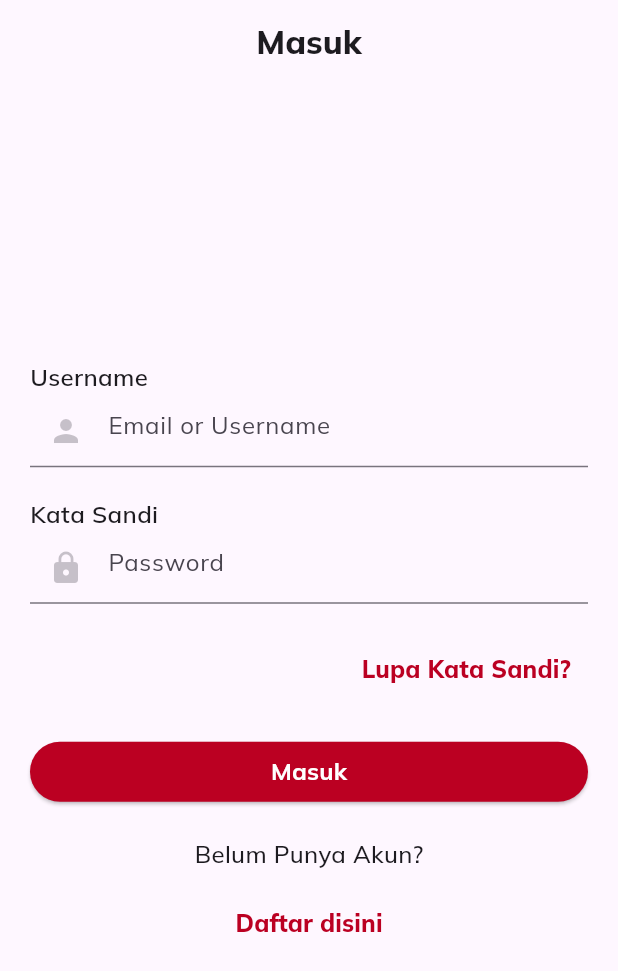
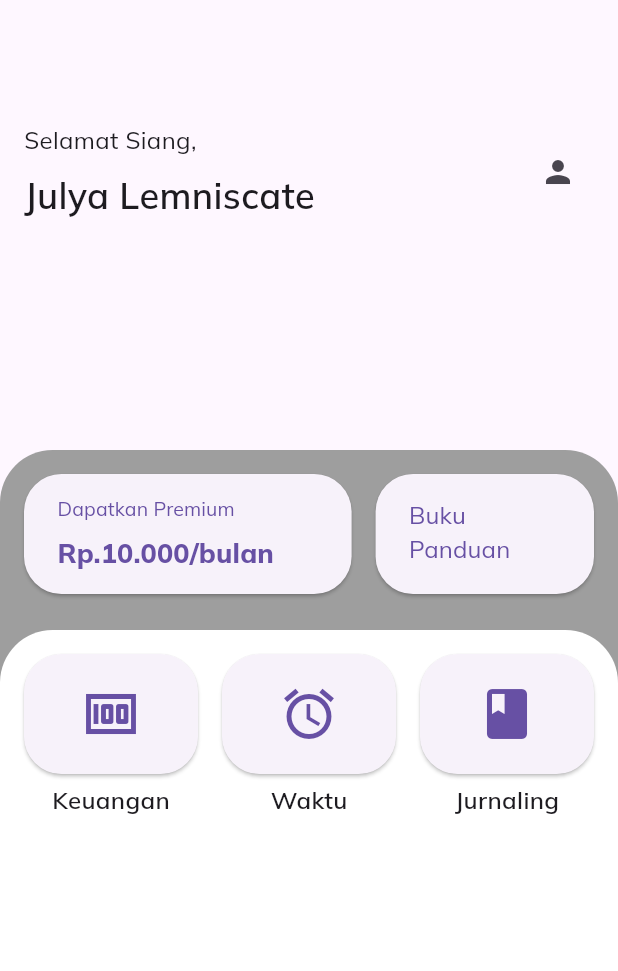
Before and after one commit to thisisjackii/arindamaui, a Flutter app: the screen it shows after launch, after a tap on "Login", after a tap on "Masuk", on a phone screen of 412 x 824 dp. Shown: the top 971 px of the screen. Run offline on Flutter 3.47's test engine with Material 3 defaults, Android fonts, the phone set to English and light mode, and no system bars.

Commit message:
Add new layout: Main Menu

```diff
--- a/lib/main.dart
+++ b/lib/main.dart
@@ -4,6 +4,7 @@
 import 'package:arindamaui/screens/home_screen.dart';
 import 'package:arindamaui/screens/login_screen.dart';
 import 'package:arindamaui/screens/register_screen.dart';
+import 'package:arindamaui/screens/main_menu.dart';
 
 void main() {
   runApp(const MyApp());
@@ -14,6 +15,7 @@
 
   @override
   Widget build(BuildContext context) {
+    // debugDumpApp();
     return MaterialApp(
       title: 'Your App',
       initialRoute: '/',
@@ -21,6 +23,7 @@
         '/': (context) => const HomeScreen(),
         '/login': (context) => const LoginScreen(),
         '/register': (context) => const RegisterScreen(),
+        '/main-menu': (context) => const MainMenu(),
       },
       theme: ThemeData(
         // Define the custom font family
--- a/lib/screens/login_screen.dart
+++ b/lib/screens/login_screen.dart
@@ -103,7 +103,7 @@ class LoginScreen extends StatelessWidget {
                 width: double.infinity,
                 child: ElevatedButton(
                   onPressed: () {
-
+                    Navigator.pushReplacementNamed(context, '/main-menu');
                   },
                   style: ButtonStyle(
                     backgroundColor: MaterialStateProperty.all<Color>(Color(0xFFBB0022)),
--- /dev/null
+++ b/lib/screens/main_menu.dart
@@ -0,0 +1,363 @@
+import 'dart:ui';
+import 'package:flutter/material.dart';
+
+class MainMenu extends StatelessWidget {
+  const MainMenu({super.key});
+  @override
+  Widget build(BuildContext context) {
+    double screenHeight = MediaQuery.of(context).size.height;
+      return Scaffold(
+        body: Center(
+          child: Stack(
+            children: [
+            Positioned(
+            top: 300,
+            left: 0,
+            right: 0,
+            child: Container(
+                width: MediaQuery.of(context).size.width,
+                height: screenHeight * 0.65,
+                decoration: BoxDecoration(
+                  color: Colors.grey,
+                  borderRadius: BorderRadius.only(
+                    topLeft: Radius.circular(35),
+                    topRight: Radius.circular(35),
+                  ),
+                ),
+                child: Align(
+                  alignment: Alignment.topLeft,
+                  child: Padding(
+                    padding: EdgeInsets.all(16.0),
+                    child: Row(
+                      children: [
+                        Expanded(
+                          flex: 60,
+                          child: SizedBox(
+                            height: 80,
+                            child: ElevatedButton(
+                              onPressed: () {
+
+                              },
+                              style: ElevatedButton.styleFrom(
+                                minimumSize: Size(150, 100),
+                                shape: RoundedRectangleBorder(
+                                  borderRadius: BorderRadius.all(
+                                    Radius.circular(25.0),
+                                  ),
+                                ),
+                              ),
+                              child: Align(
+                                alignment: Alignment.topLeft,
+                                child: Padding(
+                                  padding: EdgeInsets.only(top: 14.0),
+                                  child: Column(
+                                    crossAxisAlignment: CrossAxisAlignment.start,
+                                    children: [
+                                      Flexible(
+                                        child: Text(
+                                          'Dapatkan Premium',
+                                          style: TextStyle(
+                                            fontSize: 13,
+                                            fontVariations: [
+                                              FontVariation(
+                                                'wght',
+                                                400,
+                                              ),
+                                            ],
+                                          ),
+                                          overflow: TextOverflow.ellipsis,
+                                        ),
+                                      ),
+                                      SizedBox(height: 6),
+                                      Flexible(
+                                        child: Text(
+                                          'Rp.10.000/bulan',
+                                          style: TextStyle(
+                                            fontSize: 18,
+                                            fontVariations: [
+                                              FontVariation(
+                                                'wght',
+                                                800,
+                                              ),
+                                            ],
+                                          ),
+                                          overflow: TextOverflow.ellipsis,
+                                        ),
+                                      ),
+                                    ],
+                                  ),
+                                ),
+                              ),
+                            ),
+                          ),
+                        ),
+                        SizedBox(width: 16),
+                        Expanded(
+                          flex: 40,
+                          child: SizedBox(
+                            height: 80,
+                            child: ElevatedButton(
+                              onPressed: () {
+
+                              },
+                              style: ElevatedButton.styleFrom(
+                                minimumSize: Size(150, 100),
+                                shape: RoundedRectangleBorder(
+                                  borderRadius: BorderRadius.all(
+                                    Radius.circular(25.0),
+                                  ),
+                                ),
+                              ),
+                              child: Align(
+                                alignment: Alignment.topLeft,
+                                child: Padding(
+                                  padding: EdgeInsets.only(top: 16.0),
+                                  child: Column(
+                                    crossAxisAlignment: CrossAxisAlignment.start,
+                                    children: [
+                                      Flexible(
+                                        child: Text(
+                                          'Buku',
+                                          style: TextStyle(
+                                            fontSize: 16,
+                                            fontVariations: [
+                                              FontVariation(
+                                                'wght',
+                                                400,
+                                              ),
+                                            ],
+                                          ),
+                                          overflow: TextOverflow.ellipsis,
+                                        ),
+                                      ),
+                                      Flexible(
+                                        child: Text(
+                                          'Panduan',
+                                          style: TextStyle(
+                                            fontSize: 16,
+                                            fontVariations: [
+                                              FontVariation(
+                                                'wght',
+                                                400,
+                                              ),
+                                            ],
+                                          ),
+                                          overflow: TextOverflow.ellipsis,
+                                        ),
+                                      ),
+                                    ],
+                                  ),
+                                ),
+                              ),
+                            ),
+                          ),
+                        ),
+                      ],
+                    ),
+                  ),
+                ),
+              ),
+            ),
+              Positioned(
+                top: 420,
+                left: 0,
+                right: 0,
+                child: Container(
+                  width: MediaQuery.of(context).size.width,
+                  height: screenHeight * 0.65,
+                  decoration: BoxDecoration(
+                    color: Colors.white,
+                    borderRadius: BorderRadius.only(
+                      topLeft: Radius.circular(35),
+                      topRight: Radius.circular(35),
+                    ),
+                  ),
+                  child: Align(
+                    alignment: Alignment.topCenter,
+                    child: Padding(
+                      padding: EdgeInsets.all(16.0),
+                      child: Row(
+                        mainAxisAlignment: MainAxisAlignment.spaceBetween,
+                        children: [
+                          Expanded(
+                            flex: 40,
+                            child: Column(
+                              children: [
+                                SizedBox(
+                                  height: 80,
+                                  child: ElevatedButton(
+                                    onPressed: () {
+
+                                    },
+                                    style: ElevatedButton.styleFrom(
+                                      minimumSize: Size(150, 100),
+                                      shape: RoundedRectangleBorder(
+                                        borderRadius: BorderRadius.all(
+                                          Radius.circular(25.0),
+                                        ),
+                                      ),
+                                    ),
+                                    child: Icon(
+                                      Icons.money,
+                                      size: 40,
+                                    ),
+                                  ),
+                                ),
+                                SizedBox(height: 6),
+                                Text(
+                                  'Keuangan',
+                                  style: TextStyle(
+                                    fontSize: 16,
+                                    fontVariations: [
+                                      FontVariation(
+                                        'wght',
+                                        600,
+                                      ),
+                                    ],
+                                  ),
+                                ),
+                              ],
+                            ),
+                          ),
+                          SizedBox(width: 16),
+                          Expanded(
+                            flex: 40,
+                            child: Column(
+                              children: [
+                                SizedBox(
+                                  height: 80,
+                                  child: ElevatedButton(
+                                    onPressed: () {
+
+                                    },
+                                    style: ElevatedButton.styleFrom(
+                                      minimumSize: Size(150, 100),
+                                      shape: RoundedRectangleBorder(
+                                        borderRadius: BorderRadius.all(
+                                          Radius.circular(25.0),
+                                        ),
+                                      ),
+                                    ),
+                                    child: Icon(
+                                      Icons.access_alarm,
+                                      size: 40,
+                                    ),
+                                  ),
+                                ),
+                                SizedBox(height: 6),
+                                Text(
+                                  'Waktu',
+                                  style: TextStyle(
+                                    fontSize: 16,
+                                    fontVariations: [
+                                      FontVariation(
+                                        'wght',
+                                        600,
+                                      ),
+                                    ],
+                                  ),
+                                ),
+                              ],
+                            ),
+                          ),
+                          SizedBox(width: 16),
+                          Expanded(
+                            flex: 40,
+                            child: Column(
+                              children: [
+                                SizedBox(
+                                  height: 80,
+                                  child: ElevatedButton(
+                                    onPressed: () {
+
+                                    },
+                                    style: ElevatedButton.styleFrom(
+                                      minimumSize: Size(150, 100),
+                                      shape: RoundedRectangleBorder(
+                                        borderRadius: BorderRadius.all(
+                                          Radius.circular(25.0),
+                                        ),
+                                      ),
+                                    ),
+                                    child: Icon(
+                                      Icons.book,
+                                      size: 40,
+                                    ),
+                                  ),
+                                ),
+                                SizedBox(height: 6),
+                                Text(
+                                  'Jurnaling',
+                                  style: TextStyle(
+                                    fontSize: 16,
+                                    fontVariations: [
+                                      FontVariation(
+                                        'wght',
+                                        600,
+                                      ),
+                                    ],
+                                  ),
+                                ),
+                              ],
+                            ),
+                          ),
+                        ],
+                      ),
+                    ),
+                  ),
+                ),
+              ),
+
+              Positioned(
+                top: screenHeight * 0.1,
+                left: 16,
+                right: 16,
+                child: Row(
+                  mainAxisAlignment: MainAxisAlignment.spaceBetween,
+                  mainAxisSize: MainAxisSize.max,
+                  children: [
+                    Column(
+                      crossAxisAlignment: CrossAxisAlignment.start,
+                      children: [
+                        Text(
+                          "Selamat Siang,",
+                          style: TextStyle(
+                            fontSize: 16,
+                            fontVariations: [
+                              FontVariation(
+                                'wght',
+                                400,
+                              ),
+                            ],
+                          ),
+                        ),
+                        const SizedBox(height: 8),
+                        Text(
+                          'Julya Lemniscate',
+                          style: TextStyle(
+                            fontSize: 24,
+                            fontVariations: [
+                              FontVariation(
+                                'wght',
+                                600,
+                              ),
+                            ],
+                          ),
+                        ),
+                      ],
+                    ),
+                    IconButton(
+                      icon: Icon(Icons.person),
+                      onPressed: () {
+
+                      },
+                    ),
+                  ],
+                ),
+              ),
+            ],
+          ),
+        ),
+      );
+  }
+}
```
